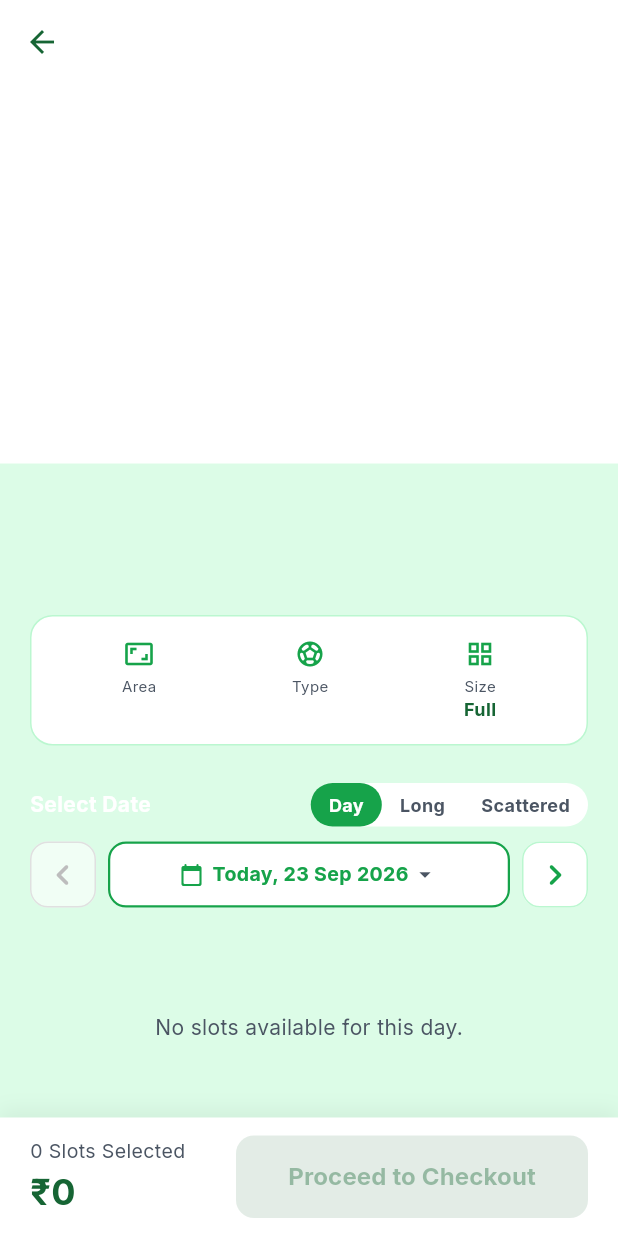
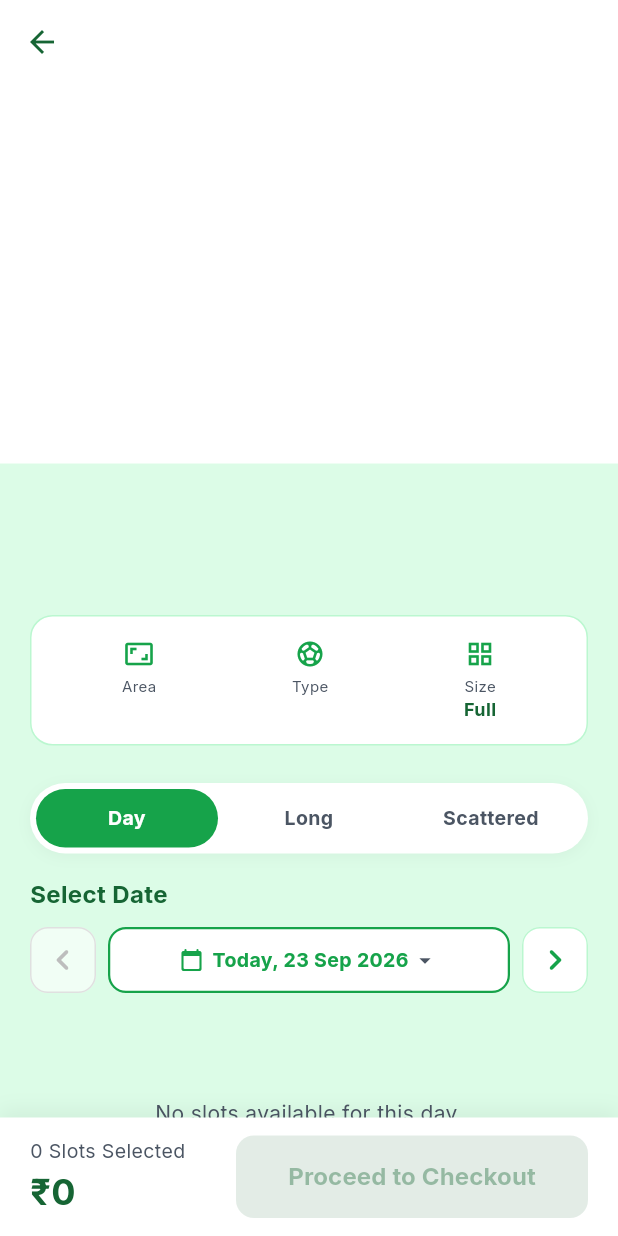
Before and after one commit to sandeep8558/cornerstone_turf, a Flutter app: the TurfDetailScreen screen opened directly with empty values, on a phone screen of 412 x 824 dp. Run offline on Flutter 3.47's test engine with Material 3 defaults, Android fonts, the phone set to English and light mode, and no system bars; our stand-ins replace animate_do, flutter_image_compress, flutter_secure_storage, geocoding, geolocator, get and 4 more; missing offline and left inert: mobile_scanner, razorpay_flutter; accounts and stored records are empty; network calls fail.

Commit message:
style(mobile): make booking type tabs full width and fix title text visibility

```diff
--- a/mobile/lib/views/turf_detail_screen.dart
+++ b/mobile/lib/views/turf_detail_screen.dart
@@ -1614,28 +1614,24 @@ class _TurfDetailScreenState extends State<TurfDetailScreen> {
                         child: Column(
                           crossAxisAlignment: CrossAxisAlignment.start,
                           children: [
-                            Row(
-                              mainAxisAlignment: MainAxisAlignment.spaceBetween,
-                              children: [
-                                Text(
-                                  _isScatteredBooking
-                                      ? 'Select Scattered Dates'
-                                      : (_isLongBooking
-                                          ? 'Select Date Range'
-                                          : 'Select Date'),
-                                  style: const TextStyle(
-                                    color: Colors.white,
-                                    fontWeight: FontWeight.bold,
-                                  ),
-                                ),
                             Container(
+                              width: double.infinity,
+                              padding: const EdgeInsets.all(4),
                               decoration: BoxDecoration(
                                 color: Colors.white,
-                                    borderRadius: BorderRadius.circular(20),
+                                borderRadius: BorderRadius.circular(24),
+                                boxShadow: [
+                                  BoxShadow(
+                                    color: Colors.black.withOpacity(0.04),
+                                    blurRadius: 8,
+                                    offset: const Offset(0, 2),
+                                  ),
+                                ],
                               ),
                               child: Row(
                                 children: [
-                                      _buildTypeTab('Day', !_isLongBooking, () {
+                                  Expanded(
+                                    child: _buildTypeTab('Day', !_isLongBooking, () {
                                       setState(() {
                                         _isLongBooking = false;
                                         _isScatteredBooking = false;
@@ -1645,7 +1641,9 @@ class _TurfDetailScreenState extends State<TurfDetailScreen> {
                                       });
                                       _fetchSlots();
                                     }),
-                                      _buildTypeTab('Long', _isLongBooking && !_isScatteredBooking, () {
+                                  ),
+                                  Expanded(
+                                    child: _buildTypeTab('Long', _isLongBooking && !_isScatteredBooking, () {
                                       setState(() {
                                         _isLongBooking = true;
                                         _isScatteredBooking = false;
@@ -1654,7 +1652,9 @@ class _TurfDetailScreenState extends State<TurfDetailScreen> {
                                       });
                                       _fetchSlots();
                                     }),
-                                      _buildTypeTab('Scattered', _isScatteredBooking, () {
+                                  ),
+                                  Expanded(
+                                    child: _buildTypeTab('Scattered', _isScatteredBooking, () {
                                       setState(() {
                                         _isLongBooking = true;
                                         _isScatteredBooking = true;
@@ -1666,10 +1666,22 @@ class _TurfDetailScreenState extends State<TurfDetailScreen> {
                                       });
                                       _fetchSlots();
                                     }),
-                                    ],
-                                  ),
-                                ),
-                              ],
+                                  ),
+                                ],
+                              ),
+                            ),
+                            const SizedBox(height: 16),
+                            Text(
+                              _isScatteredBooking
+                                  ? 'Select Scattered Dates'
+                                  : (_isLongBooking
+                                      ? 'Select Date Range'
+                                      : 'Select Date'),
+                              style: const TextStyle(
+                                color: AppColors.textMain,
+                                fontSize: 16,
+                                fontWeight: FontWeight.bold,
+                              ),
                             ),
                             const SizedBox(height: 10),
                             if (_isScatteredBooking)
@@ -2552,10 +2564,12 @@ class _TurfDetailScreenState extends State<TurfDetailScreen> {
   Widget _buildTypeTab(String label, bool isSelected, VoidCallback onTap) {
     return GestureDetector(
       onTap: onTap,
-      child: Container(
+      behavior: HitTestBehavior.opaque,
+      child: AnimatedContainer(
+        duration: const Duration(milliseconds: 200),
+        alignment: Alignment.center,
         padding: const EdgeInsets.symmetric(
-          horizontal: 12,
-          vertical: 6,
+          vertical: 10,
         ),
         decoration: BoxDecoration(
           color: isSelected ? AppColors.primary : Colors.transparent,
@@ -2563,9 +2577,10 @@ class _TurfDetailScreenState extends State<TurfDetailScreen> {
         ),
         child: Text(
           label,
+          textAlign: TextAlign.center,
           style: TextStyle(
             color: isSelected ? Colors.white : AppColors.textSecondary,
-            fontSize: 12,
+            fontSize: 13,
             fontWeight: FontWeight.bold,
           ),
         ),
```
Lines whose indentation alone changed are shown as unchanged.
